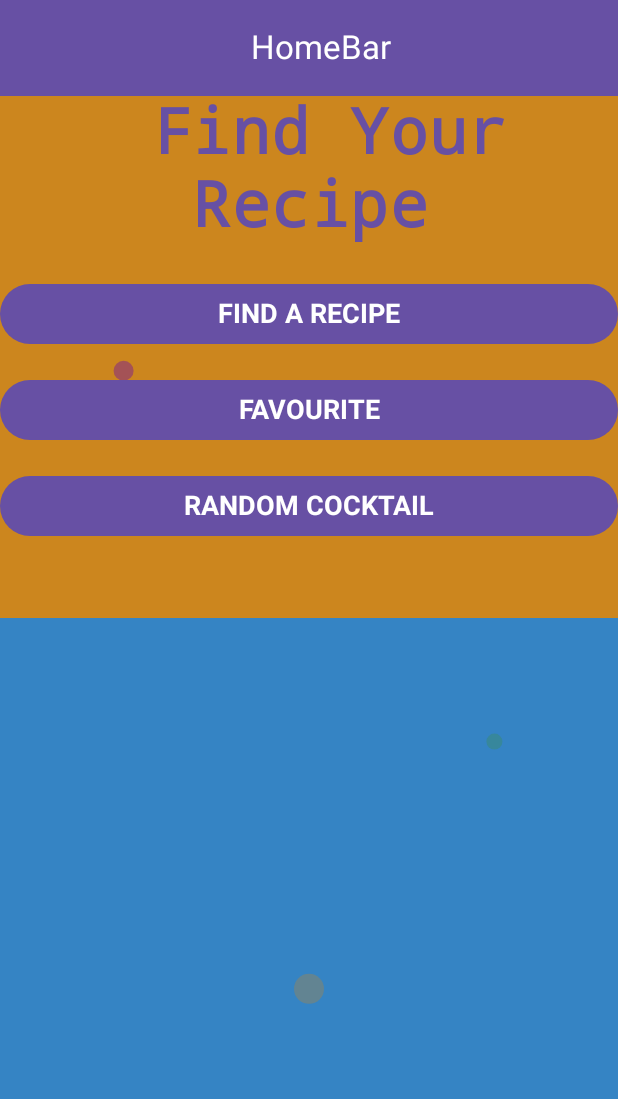
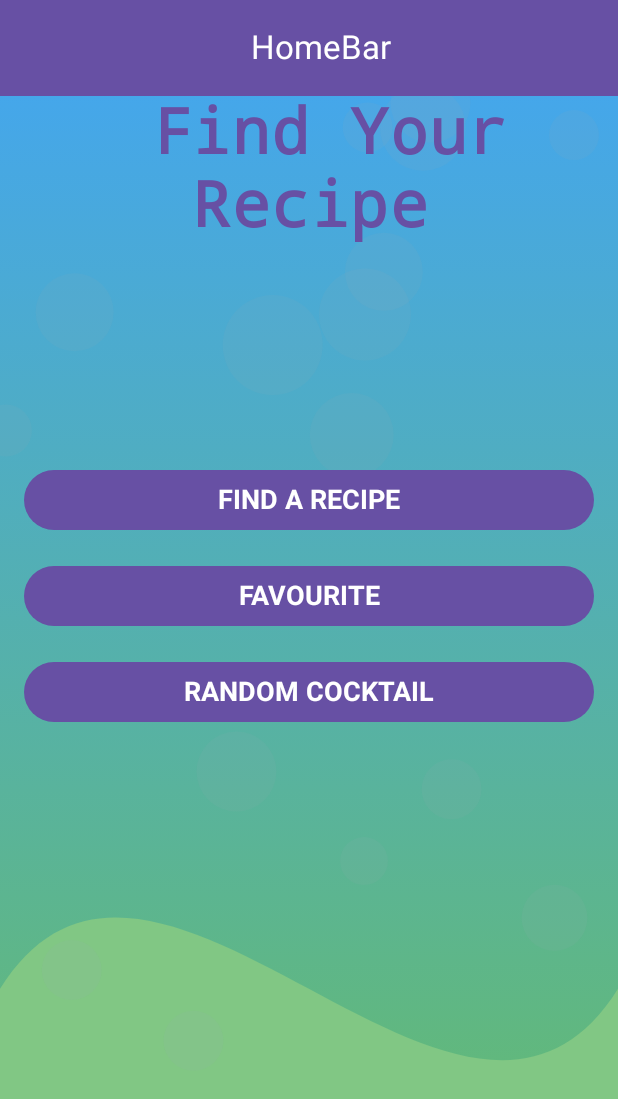
Before and after one commit to EdyWDev/HomeBarInCompose, an Android app built with Jetpack Compose: the screen it shows after launch (WelcomeActivity), on a phone screen of 412 x 824 dp. Shown: the top 1099 px of the screen. Run offline under Robolectric (Android 15) with nearby library versions, the phone set to English and light mode, and no system bars; our stand-ins replace Dagger/Hilt's generated code; pictures from the network do not load.

Commit message:
changes with UI

```diff
--- a/app/src/main/java/com/example/homebarincompose/welcome/ui/WelcomeActivity.kt
+++ b/app/src/main/java/com/example/homebarincompose/welcome/ui/WelcomeActivity.kt
@@ -5,11 +5,13 @@ import android.os.Bundle
 import androidx.activity.ComponentActivity
 import androidx.activity.compose.setContent
 import androidx.activity.viewModels
+import androidx.compose.animation.animateContentSize
 import androidx.compose.animation.core.animateFloatAsState
 import androidx.compose.animation.core.tween
 import androidx.compose.foundation.Canvas
 import androidx.compose.foundation.Image
 import androidx.compose.foundation.background
+import androidx.compose.foundation.border
 import androidx.compose.foundation.clickable
 import androidx.compose.foundation.interaction.MutableInteractionSource
 import androidx.compose.foundation.layout.Box
@@ -20,12 +22,16 @@ import androidx.compose.foundation.layout.fillMaxWidth
 import androidx.compose.foundation.layout.height
 import androidx.compose.foundation.layout.padding
 import androidx.compose.foundation.layout.size
+import androidx.compose.foundation.layout.width
 import androidx.compose.foundation.shape.RoundedCornerShape
+import androidx.compose.material.icons.Icons
+import androidx.compose.material.icons.filled.ArrowForward
 import androidx.compose.material3.Button
 import androidx.compose.material3.ButtonDefaults
 import androidx.compose.material3.Card
 import androidx.compose.material3.CardDefaults
 import androidx.compose.material3.ExperimentalMaterial3Api
+import androidx.compose.material3.Icon
 import androidx.compose.material3.MaterialTheme
 import androidx.compose.material3.Scaffold
 import androidx.compose.material3.Surface
@@ -40,6 +46,7 @@ import androidx.compose.runtime.remember
 import androidx.compose.ui.Alignment
 import androidx.compose.ui.Modifier
 import androidx.compose.ui.draw.clip
+import androidx.compose.ui.draw.shadow
 import androidx.compose.ui.geometry.CornerRadius
 import androidx.compose.ui.geometry.Offset
 import androidx.compose.ui.graphics.Brush
@@ -65,6 +72,7 @@ import com.example.homebarincompose.recipesearch.model.Drinks
 import com.example.homebarincompose.ui.theme.HomeBarTheme
 import com.example.homebarincompose.welcome.WelcomeViewModel
 import dagger.hilt.android.AndroidEntryPoint
+import kotlin.random.Random
 
 
 @AndroidEntryPoint
@@ -125,8 +133,9 @@ fun FirstView(
                 )
             }
         ) { innerPadding ->
-            CocktailBackground()
-          //  GradientBackground()
+            CocktailWaveBackground()
+            //CocktailBackground()
+            // GradientBackground()
             Column(
                 modifier = Modifier
                     .fillMaxSize()
@@ -155,7 +164,9 @@ fun FirstView(
                           .clip(RoundedCornerShape(16.dp)),
                       contentScale = ContentScale.Crop
                   )*/
-                Spacer(modifier = Modifier.padding(8.dp))
+
+
+                Spacer(modifier = Modifier.height(140.dp))
 
                 ActionButton(
                     text = "FIND A RECIPE",
@@ -183,6 +194,85 @@ fun FirstView(
     }
 }
 
+@Composable
+fun CocktailWaveBackground() {
+    Box(
+        modifier = Modifier
+            .fillMaxSize()
+            .background(
+                brush = Brush.linearGradient(
+                    colors = listOf(
+                        Color(0xFF42A5F5),
+                        Color(0xFF66BB6A),
+                    ),
+                    start = Offset(0f, 0f),
+                    end = Offset(0f, Float.POSITIVE_INFINITY)
+                )
+            )
+    ) {
+        Canvas(modifier = Modifier.fillMaxSize()) {
+            val wavePath = androidx.compose.ui.graphics.Path().apply {
+                moveTo(0f, size.height * 0.8f)
+                cubicTo(
+                    size.width * 0.25f, size.height * 0.6f,
+                    size.width * 0.75f, size.height * 1.0f,
+                    size.width, size.height * 0.8f
+                )
+                lineTo(size.width, size.height)
+                lineTo(0f, size.height)
+                lineTo(0f, size.height)
+                close()
+            }
+            drawPath(
+                path = wavePath,
+                color = Color(0xFF81C784)
+            )
+        }
+        MistEffect()
+    }
+}
+
+@Composable
+fun BubbleEffect() {
+    Box(modifier = Modifier.fillMaxSize()) {
+        Canvas(modifier = Modifier.fillMaxSize()) {
+            for (i in 0..20) {
+                val radius = (10..30).random().toFloat()
+                val x = Random.nextFloat() * size.width
+                val y = Random.nextFloat() * (size.height * 0.6f) + (size.height * 0.125f)
+
+                drawCircle(
+                    color = Color.White.copy(alpha = 0.5f),
+                    radius = radius,
+                    center = Offset(x, y)
+                )
+            }
+
+        }
+    }
+}
+
+@Composable
+fun MistEffect() {
+    Box(modifier = Modifier.fillMaxSize()) {
+        Canvas(modifier = Modifier.fillMaxSize()) {
+            val alpha = 0.1f
+            val mistColor = Color(0xFF90A4AE)
+            for (i in 0..15) {
+                val x = Random.nextFloat() * size.width
+                val y = Random.nextFloat() * size.height
+                val radius = (20..50).random().toFloat()
+
+                drawCircle(
+                    color = mistColor.copy(alpha = alpha),
+                    radius = radius,
+                    center = Offset(x, y)
+                )
+            }
+        }
+    }
+}
+
 
 @Composable
 fun ActionButton(text: String, onClick: () -> Unit) {
@@ -196,14 +286,13 @@ fun ActionButton(text: String, onClick: () -> Unit) {
         onClick = onClick,
         modifier = Modifier
             .fillMaxWidth()
-            .padding(vertical = 8.dp)
+            .padding(horizontal = 16.dp, vertical = 8.dp)
             .graphicsLayer(scaleX = scale, scaleY = scale),
         shape = RoundedCornerShape(24.dp),
         colors = ButtonDefaults.buttonColors(
             containerColor = MaterialTheme.colorScheme.primary,
             contentColor = Color.White
         ),
-        // elevation = ButtonDefaults.elevation(8.dp)
         interactionSource = remember {
             MutableInteractionSource()
         }
@@ -218,21 +307,23 @@ fun ActionButton(text: String, onClick: () -> Unit) {
 @Composable
 fun RandomDrinkCard(drink: Drinks, onClick: (Int) -> Unit) {
     Card(
+        shape = RoundedCornerShape(16.dp),
+        elevation = CardDefaults.elevatedCardElevation(8.dp),
+        colors = CardDefaults.cardColors(containerColor = MaterialTheme.colorScheme.surface),
         modifier = Modifier
             .fillMaxWidth()
-            .padding(16.dp)
-            .clickable { onClick(drink.idDrink ?: 0) },
-            //.shadow(8.dp, RoundedCornerShape(16.dp)),
-        colors = CardDefaults.cardColors(
-            containerColor = MaterialTheme.colorScheme.surfaceVariant
-        ),
-        shape = RoundedCornerShape(16.dp),
-        //  elevation = 4.dp
+            .padding(horizontal = 16.dp, vertical = 8.dp)
+            .clickable { onClick(drink.idDrink ?: 0) }
+            .shadow(8.dp, RoundedCornerShape(16.dp))
+            .animateContentSize(),
     ) {
         Column(
             modifier = Modifier.padding(16.dp),
             horizontalAlignment = Alignment.CenterHorizontally
         ) {
+
+            Spacer(modifier = Modifier.height(8.dp))
+
             AsyncImage(
                 model = ImageRequest.Builder(LocalContext.current)
                     .data(drink.strDrinkThumb)
@@ -241,10 +332,11 @@ fun RandomDrinkCard(drink: Drinks, onClick: (Int) -> Unit) {
                 contentScale = ContentScale.Crop,
                 modifier = Modifier
                     .size(180.dp)
-                    .clip(RoundedCornerShape(16.dp)),
+                    .clip(RoundedCornerShape(12.dp))
+                    .border(2.dp, MaterialTheme.colorScheme.primary),
+                )
 
-                )
-            Spacer(modifier = Modifier.height(8.dp))
+            Spacer(modifier = Modifier.height(12.dp))
 
             Text(
                 text = drink.strDrink ?: "No Name",
@@ -260,33 +352,37 @@ fun RandomDrinkCard(drink: Drinks, onClick: (Int) -> Unit) {
 
             Button(
                 onClick = { drink.idDrink?.let { onClick(it) } },
-                shape = RoundedCornerShape(16.dp),
+                shape = RoundedCornerShape(12.dp),
+                colors = ButtonDefaults.buttonColors(containerColor = MaterialTheme.colorScheme.primary),
                 modifier = Modifier.padding(top = 8.dp)
             ) {
+                Icon(Icons.Default.ArrowForward, contentDescription = "View Recipe")
+                Spacer(modifier = Modifier.width(8.dp))
                 Text(text = "View recipe", fontSize = 16.sp)
             }
         }
     }
 }
+
 @Composable
-fun CocktailBackground(){
+fun CocktailBackground() {
     val color1 = Color(0xFFFFA726)
     val color2 = Color(0xFF42A5F5)
     val color3 = Color(0xFF9C27B0)
     val color4 = Color(0xFF4CAF50)
 
-    Box(modifier = Modifier.fillMaxSize()){
-        Canvas(modifier = Modifier.fillMaxSize()){
+    Box(modifier = Modifier.fillMaxSize()) {
+        Canvas(modifier = Modifier.fillMaxSize()) {
             drawRoundRect(
                 color = color1,
-                size = size.copy(width = size.width, height = size.height/1.8f),
-                topLeft = Offset(0f,0f),
+                size = size.copy(width = size.width, height = size.height / 1.8f),
+                topLeft = Offset(0f, 0f),
                 cornerRadius = CornerRadius.Zero
             )
             drawRoundRect(
                 color = color2,
-                size = size.copy(width = size.width, height = size.height/2f),
-                topLeft = Offset(0f, size.height/2f),
+                size = size.copy(width = size.width, height = size.height / 2f),
+                topLeft = Offset(0f, size.height / 2f),
                 cornerRadius = CornerRadius.Zero
             )
             drawCircle(
@@ -295,7 +391,7 @@ fun CocktailBackground(){
                 center = Offset(size.width * 0.2f, size.height * 0.3f)
             )
             drawCircle(
-                color = color4.copy(alpha=0.3f),
+                color = color4.copy(alpha = 0.3f),
                 radius = 8f,
                 center = Offset(size.width * 0.8f, size.height * 0.6f)
             )
@@ -333,11 +429,12 @@ fun GradientBackground() {
 @Composable
 fun ImageWithBlur() {
     val image = painterResource(id = R.drawable.mohito_removebg_preview)
-    Box(modifier = Modifier
+    Box(
+        modifier = Modifier
             .fillMaxWidth()
             .height(250.dp)
             .clip(RoundedCornerShape(16.dp))
-    ){
+    ) {
         Image(
             painter = image,
             contentDescription = "Drink Image",
@@ -346,9 +443,11 @@ fun ImageWithBlur() {
                 .clip(RoundedCornerShape(16.dp)),
             contentScale = ContentScale.Crop
         )
-        Box(modifier = Modifier
+        Box(
+            modifier = Modifier
                 .fillMaxSize()
-            .background(Color.Black.copy(alpha = 0.5f)))
+                .background(Color.Black.copy(alpha = 0.5f))
+        )
     }
 }
 
```
Lines whose indentation alone changed are shown as unchanged.
